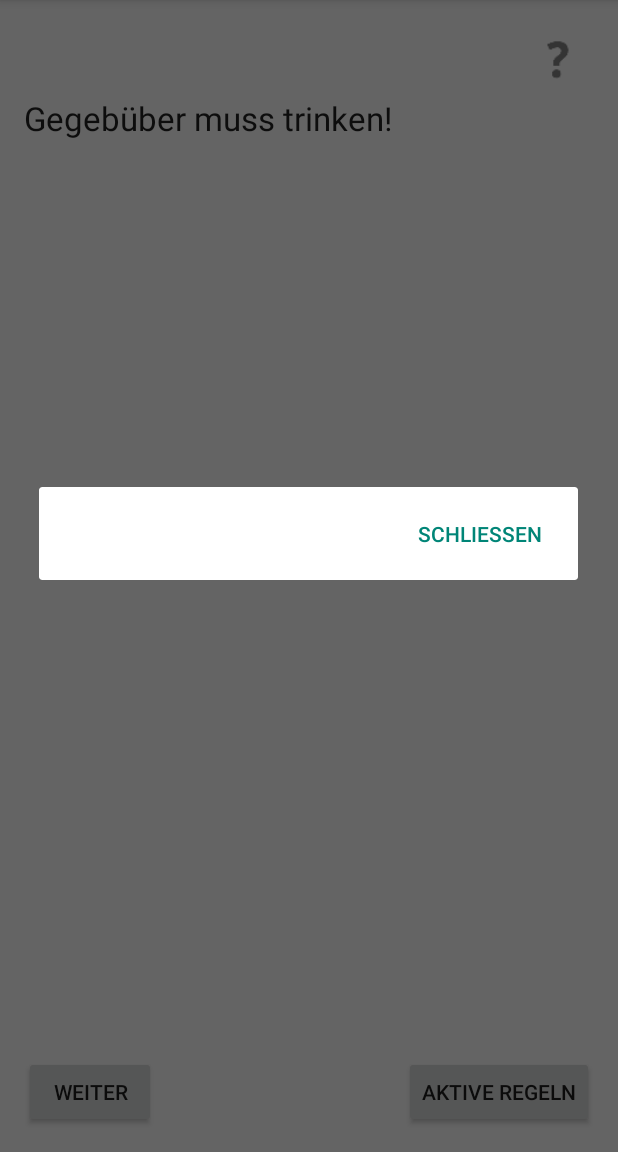
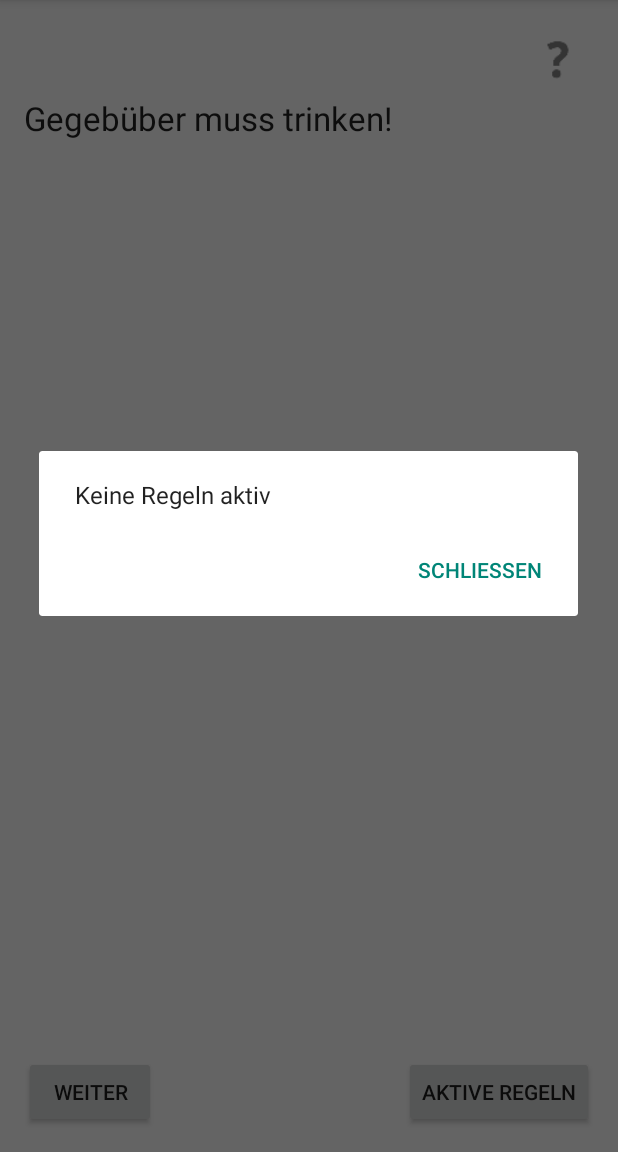
Before and after one commit to meganoob1337/DIY-Hangover2, an Android app: the GameActivity screen opened directly, with no data from a screen before it, after a tap on "AKTIVE REGELN", on a phone screen of 412 x 824 dp, the part 84-1236 px from its top. Run offline under Robolectric (Android 15) with nearby library versions, the phone set to English and light mode, and no system bars; 2 statements that could not run were skipped.

Commit message:
keine regeln aktiv dialog

```diff
--- a/DIY-Hangover/src/main/java/de/arnefeil/diyhangover/Game.java
+++ b/DIY-Hangover/src/main/java/de/arnefeil/diyhangover/Game.java
@@ -1,6 +1,8 @@
 package de.arnefeil.diyhangover;
 
 import android.util.Log;
+
+import org.apache.http.protocol.RequestUserAgent;
 
 import java.util.ArrayList;
 import java.util.HashMap;
@@ -75,7 +77,6 @@ public class Game {
     }
 
     public ArrayList<Rule> getActiveRules() {
-        if mActiveRules
         return mActiveRules;
     }
 
--- a/DIY-Hangover/src/main/java/de/arnefeil/diyhangover/GameActivity.java
+++ b/DIY-Hangover/src/main/java/de/arnefeil/diyhangover/GameActivity.java
@@ -70,9 +70,13 @@ public class GameActivity extends ActionBarActivity {
 
     private void startActiveRules() {
         AlertDialog.Builder rules = new AlertDialog.Builder(this);
-        ActiveRuleAdapter adapter = new ActiveRuleAdapter(this,
-                android.R.layout.simple_list_item_2, mGame.getActiveRules());
-        rules.setAdapter(adapter, null);
+        if (mGame.getActiveRules().size() == 0) {
+            rules.setMessage("Keine Regeln aktiv");
+        } else {
+            ActiveRuleAdapter adapter = new ActiveRuleAdapter(this,
+                    android.R.layout.simple_list_item_2, mGame.getActiveRules());
+            rules.setAdapter(adapter, null);
+        }
         rules.setCancelable(true);
         rules.setPositiveButton("Schließen", null);
         rules.show();
```
